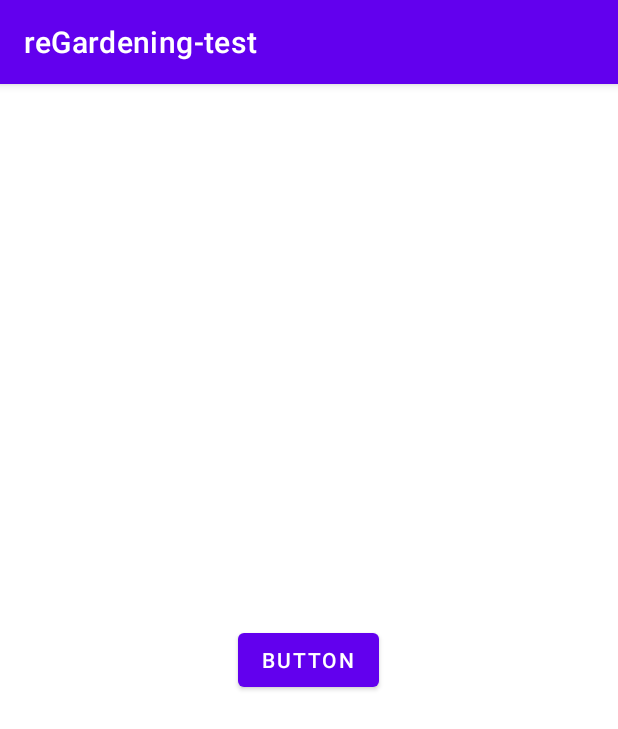
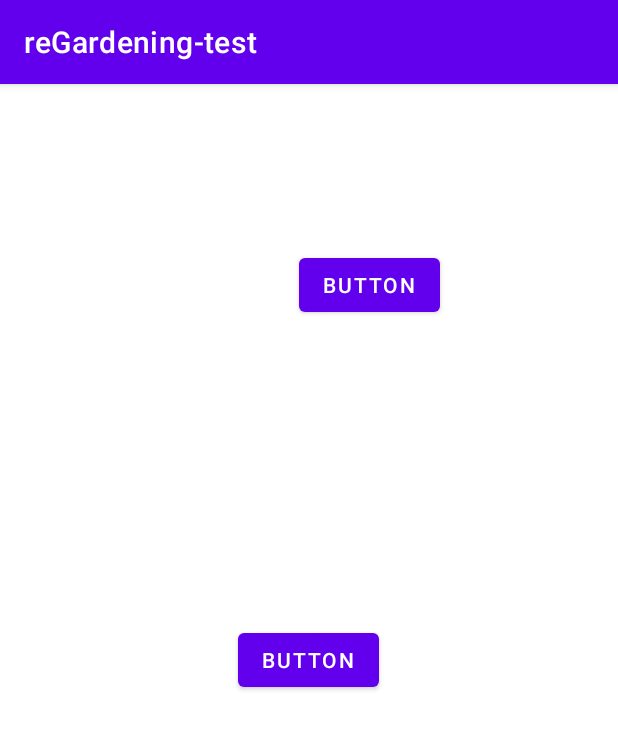
Before and after one commit to YRim99/reGardening-test, an Android app: the screen it shows after launch (MainActivity), on a phone screen of 412 x 824 dp. Shown: the top 729 px of the screen. Run offline under Robolectric (Android 15) with nearby library versions, the phone set to English and light mode, and no system bars.

Commit message:
이예림 바보

```diff
--- a/app/src/main/res/layout/activity_main.xml
+++ b/app/src/main/res/layout/activity_main.xml
@@ -29,4 +29,14 @@
         app:layout_constraintStart_toStartOf="parent"
         app:layout_constraintTop_toTopOf="parent" />
 
+    <Button
+        android:id="@+id/button2"
+        android:layout_width="wrap_content"
+        android:layout_height="wrap_content"
+        android:layout_marginStart="199dp"
+        android:layout_marginTop="110dp"
+        android:text="Button"
+        app:layout_constraintStart_toStartOf="parent"
+        app:layout_constraintTop_toTopOf="parent" />
+
 </androidx.constraintlayout.widget.ConstraintLayout>
```
